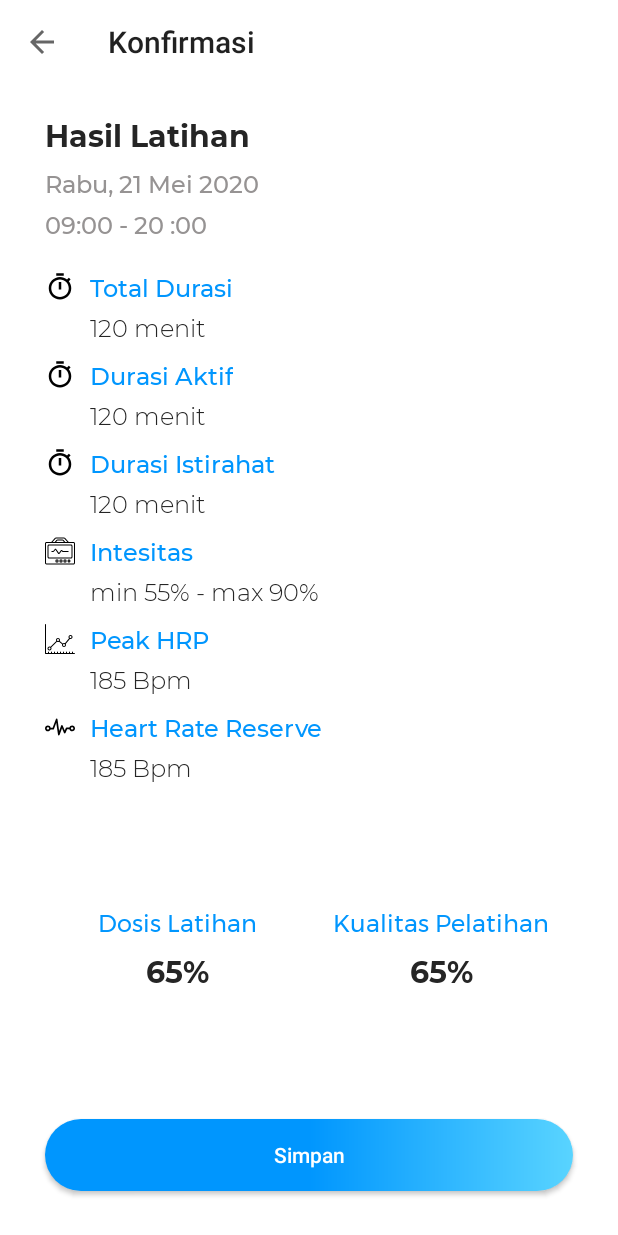
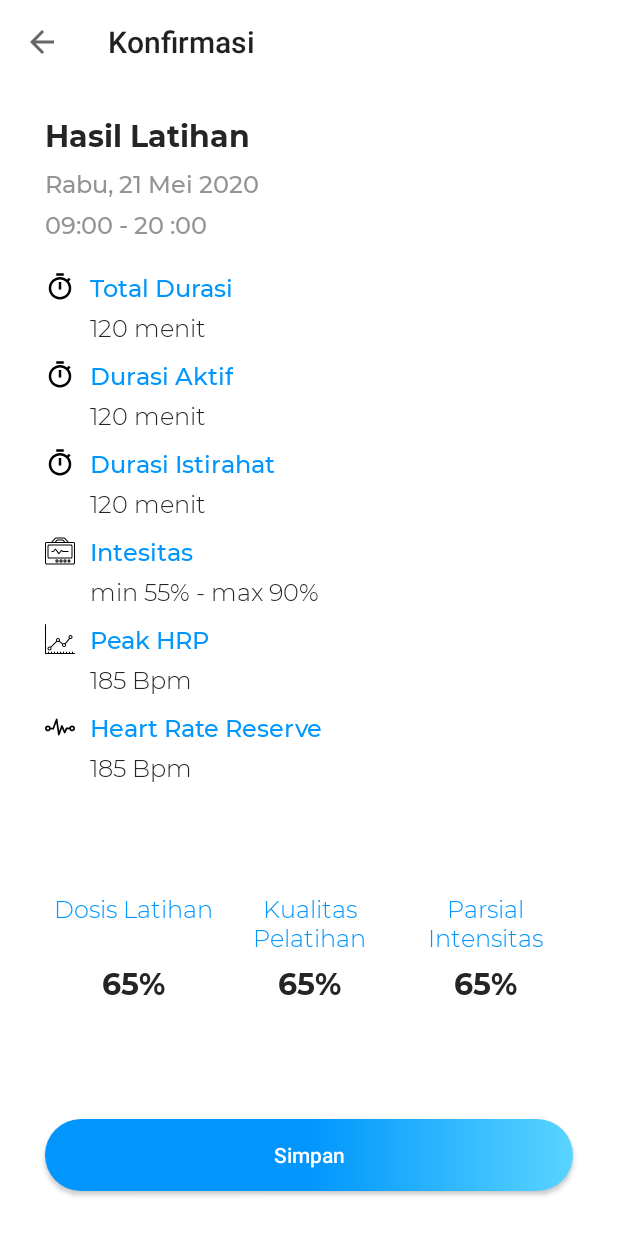
Before and after one commit to hanifah01/android-polarhr, an Android app: the SimpanHasil screen opened directly, with no data from a screen before it, on a phone screen of 412 x 824 dp. Run offline under Robolectric (Android 15) with nearby library versions, the phone set to English and light mode, and no system bars; our stand-ins replace Firebase (no records; nobody signed in at launch, a user with empty details on screens opened directly); libraries missing offline, so code that uses them is left out: org.jetbrains.anko; 5 statements that could not run were skipped.

Commit message:
nambah tampilan parsial intensitas di simpanhasil

```diff
--- a/app/src/main/res/layout/activity_simpan_hasil.xml
+++ b/app/src/main/res/layout/activity_simpan_hasil.xml
@@ -298,7 +298,7 @@
                 android:layout_width="0dp"
                 android:layout_height="wrap_content"
                 android:layout_weight="1"
-                android:fontFamily="@font/montserrat"
+                android:fontFamily="@font/montserrat_light"
                 android:gravity="center"
                 android:text="Dosis Latihan"
                 android:textColor="@color/blue"
@@ -308,9 +308,18 @@
                 android:layout_width="0dp"
                 android:layout_height="wrap_content"
                 android:layout_weight="1"
-                android:fontFamily="@font/montserrat"
+                android:fontFamily="@font/montserrat_light"
                 android:gravity="center"
                 android:text="Kualitas Pelatihan"
+                android:textColor="@color/blue"
+                android:textSize="@dimen/font_medium" />
+            <TextView
+                android:layout_width="0dp"
+                android:layout_height="wrap_content"
+                android:layout_weight="1"
+                android:fontFamily="@font/montserrat_light"
+                android:gravity="center"
+                android:text="Parsial Intensitas"
                 android:textColor="@color/blue"
                 android:textSize="@dimen/font_medium" />
         </TableRow>
@@ -341,6 +350,16 @@
                 android:text="65%"
                 android:textColor="@color/black"
                 android:textSize="@dimen/font_large" />
+            <TextView
+                android:id="@+id/tv_parsial_intensitas"
+                android:layout_width="0dp"
+                android:layout_height="wrap_content"
+                android:layout_weight="1"
+                android:fontFamily="@font/montserrat_bold"
+                android:gravity="center"
+                android:text="65%"
+                android:textColor="@color/black"
+                android:textSize="@dimen/font_large" />
         </TableRow>
 
     </LinearLayout>
```
